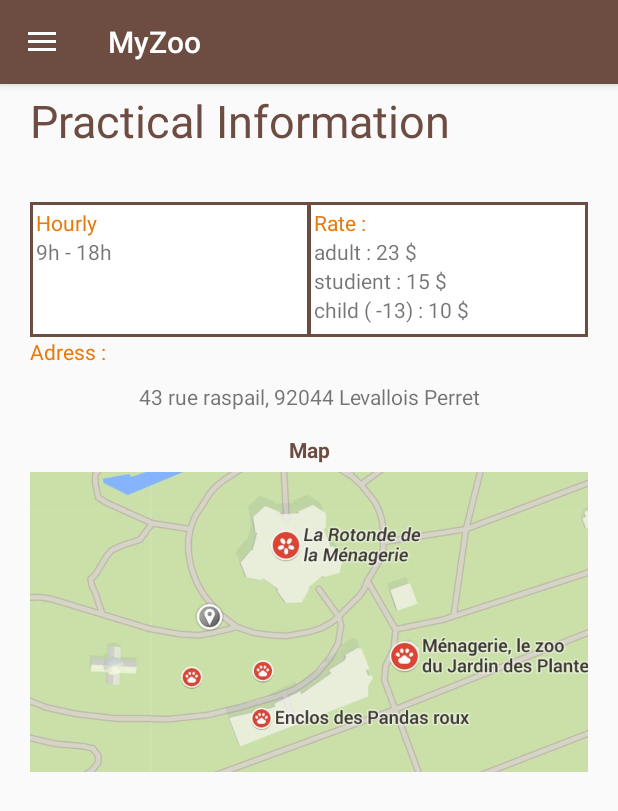
After one commit to pauline-rdc/MyZoo, an Android app: the fragment InfosFragment placed in its activity, on a phone screen of 412 x 824 dp. The commit adds this screen. Shown: the top 811 px of the screen. Run offline under Robolectric (Android 15) with nearby library versions, the phone set to English and light mode, and no system bars.

Commit message:
add practical information

```diff
--- /dev/null
+++ b/app/src/main/java/com/example/pauliner/myzoo/InfosFragment.java
@@ -0,0 +1,108 @@
+package com.example.pauliner.myzoo;
+
+import android.content.Context;
+import android.net.Uri;
+import android.os.Bundle;
+import android.support.v4.app.Fragment;
+import android.view.LayoutInflater;
+import android.view.View;
+import android.view.ViewGroup;
+
+/**
+ * A simple {@link Fragment} subclass.
+ * Activities that contain this fragment must implement the
+ * {@link InfosFragment.OnFragmentInteractionListener} interface
+ * to handle interaction events.
+ * Use the {@link InfosFragment#newInstance} factory method to
+ * create an instance of this fragment.
+ */
+public class InfosFragment extends Fragment {
+    // TODO: Rename parameter arguments, choose names that match
+    // the fragment initialization parameters, e.g. ARG_ITEM_NUMBER
+    private static final String ARG_PARAM1 = "param1";
+    private static final String ARG_PARAM2 = "param2";
+
+    // TODO: Rename and change types of parameters
+    private String mParam1;
+    private String mParam2;
+
+    private OnFragmentInteractionListener mListener;
+
+    /**
+     * Use this factory method to create a new instance of
+     * this fragment using the provided parameters.
+     *
+     * @param param1 Parameter 1.
+     * @param param2 Parameter 2.
+     * @return A new instance of fragment InfosFragment.
+     */
+    // TODO: Rename and change types and number of parameters
+    public static InfosFragment newInstance(String param1, String param2) {
+        InfosFragment fragment = new InfosFragment();
+        Bundle args = new Bundle();
+        args.putString(ARG_PARAM1, param1);
+        args.putString(ARG_PARAM2, param2);
+        fragment.setArguments(args);
+        return fragment;
+    }
+
+    public InfosFragment() {
+        // Required empty public constructor
+    }
+
+    @Override
+    public void onCreate(Bundle savedInstanceState) {
+        super.onCreate(savedInstanceState);
+        if (getArguments() != null) {
+            mParam1 = getArguments().getString(ARG_PARAM1);
+            mParam2 = getArguments().getString(ARG_PARAM2);
+        }
+    }
+
+    @Override
+    public View onCreateView(LayoutInflater inflater, ViewGroup container,
+                             Bundle savedInstanceState) {
+        // Inflate the layout for this fragment
+        return inflater.inflate(R.layout.fragment_infos, container, false);
+    }
+
+    // TODO: Rename method, update argument and hook method into UI event
+    public void onButtonPressed(Uri uri) {
+        if (mListener != null) {
+            mListener.onFragmentInteraction(uri);
+        }
+    }
+
+    @Override
+    public void onAttach(Context context) {
+        super.onAttach(context);
+        if (context instanceof OnFragmentInteractionListener) {
+            mListener = (OnFragmentInteractionListener) context;
+        }
+        else {
+            throw new RuntimeException(context.toString()
+                    + " must implement OnFragmentInteractionListener");
+        }
+    }
+
+    @Override
+    public void onDetach() {
+        super.onDetach();
+        mListener = null;
+    }
+
+    /**
+     * This interface must be implemented by activities that contain this
+     * fragment to allow an interaction in this fragment to be communicated
+     * to the activity and potentially other fragments contained in that
+     * activity.
+     * <p/>
+     * See the Android Training lesson <a href=
+     * "http://developer.android.com/training/basics/fragments/communicating.html"
+     * >Communicating with Other Fragments</a> for more information.
+     */
+    public interface OnFragmentInteractionListener {
+        // TODO: Update argument type and name
+        void onFragmentInteraction(Uri uri);
+    }
+}
--- a/app/src/main/java/com/example/pauliner/myzoo/MainActivity.java
+++ b/app/src/main/java/com/example/pauliner/myzoo/MainActivity.java
@@ -21,7 +21,8 @@
         ThemeFragment.OnFragmentInteractionListener,
         MapFragment.OnFragmentInteractionListener,
         ContactFragment.OnFragmentInteractionListener,
-        TAnimalFragment.OnFragmentInteractionListener {
+        TAnimalFragment.OnFragmentInteractionListener,
+        InfosFragment.OnFragmentInteractionListener {
 
     @Override
     protected void onCreate(Bundle savedInstanceState) {
@@ -135,6 +136,9 @@
         else if (id == R.id.map) {
             fragmentClass = MapFragment.class;
         }
+        else if (id == R.id.info) {
+            fragmentClass = InfosFragment.class;
+        }
 
         try {
             fragment = (Fragment) fragmentClass.newInstance();
--- /dev/null
+++ b/app/src/main/res/layout/fragment_infos.xml
@@ -0,0 +1,132 @@
+<FrameLayout xmlns:android="http://schemas.android.com/apk/res/android"
+             xmlns:tools="http://schemas.android.com/tools"
+             android:layout_width="match_parent"
+             android:layout_height="match_parent"
+             tools:context="com.example.pauliner.myzoo.InfosFragment">
+
+    <LinearLayout
+        android:layout_width="match_parent"
+        android:layout_height="match_parent"
+        android:layout_marginLeft="20dp"
+        android:layout_marginRight="20dp"
+        android:layout_marginTop="60dp"
+        android:orientation="vertical"
+        android:weightSum="1">
+
+        <TextView
+            android:id="@+id/title_info"
+            android:layout_width="match_parent"
+            android:layout_height="wrap_content"
+            android:layout_weight="0.10"
+            android:enabled="false"
+            android:text="@string/info"
+            android:textColor="?attr/colorPrimary"
+            android:textSize="30dp"/>
+
+        <LinearLayout
+            android:layout_width="match_parent"
+            android:layout_height="90dp"
+            android:background="?attr/colorPrimary"
+            android:orientation="horizontal"
+            android:padding="2dp">
+
+            <LinearLayout
+                android:layout_width="match_parent"
+                android:layout_height="match_parent"
+                android:layout_marginRight="1dp"
+                android:layout_weight="1"
+                android:background="#FFFFFF"
+                android:orientation="vertical"
+                android:padding="2dp">
+
+                <TextView
+                    android:id="@+id/horraire"
+                    android:layout_width="wrap_content"
+                    android:layout_height="wrap_content"
+                    android:text="@string/horraire"
+                    android:textColor="?attr/colorAccent"/>
+
+                <TextView
+                    android:id="@+id/info_horraire"
+                    android:layout_width="wrap_content"
+                    android:layout_height="wrap_content"
+                    android:text="@string/info_horraire"/>
+            </LinearLayout>
+
+            <LinearLayout
+                android:layout_width="match_parent"
+                android:layout_height="match_parent"
+                android:layout_marginLeft="1dp"
+                android:layout_weight="1"
+                android:background="#FFFFFF"
+                android:orientation="vertical"
+                android:padding="2dp">
+
+                <TextView
+                    android:id="@+id/tarif"
+                    android:layout_width="wrap_content"
+                    android:layout_height="wrap_content"
+                    android:text="@string/tarif"
+                    android:textColor="?attr/colorAccent"/>
+
+                <TextView
+                    android:id="@+id/tarif_adult"
+                    android:layout_width="wrap_content"
+                    android:layout_height="wrap_content"
+                    android:text="@string/info_tarif_adult"/>
+
+                <TextView
+                    android:id="@+id/tarif_student"
+                    android:layout_width="wrap_content"
+                    android:layout_height="wrap_content"
+                    android:text="@string/info_tarif_student"/>
+
+                <TextView
+                    android:id="@+id/tarif_child"
+                    android:layout_width="wrap_content"
+                    android:layout_height="wrap_content"
+                    android:text="@string/info_tarif_child"/>
+            </LinearLayout>
+
+        </LinearLayout>
+
+        <TextView
+            android:id="@+id/adress"
+            android:layout_width="match_parent"
+            android:layout_height="20dp"
+            android:text="@string/adress"
+            android:textColor="?attr/colorAccent"/>
+
+        <TextView
+            android:id="@+id/info_adress"
+            android:layout_width="match_parent"
+            android:layout_height="40dp"
+            android:gravity="center"
+            android:text="@string/info_adress"/>
+
+        <LinearLayout
+            android:layout_width="match_parent"
+            android:layout_height="wrap_content"
+            android:orientation="horizontal">
+
+            <TextView
+                android:id="@+id/map"
+                android:layout_width="match_parent"
+                android:layout_height="30dp"
+                android:layout_weight="0.2"
+                android:gravity="center"
+                android:text="@string/map"
+                android:textColor="?attr/colorPrimary"
+                android:textStyle="bold"/>
+        </LinearLayout>
+
+        <ImageView
+            android:id="@+id/imageView"
+            android:layout_width="match_parent"
+            android:layout_height="200dp"
+            android:scaleType="centerCrop"
+            android:src="@drawable/map"/>
+
+    </LinearLayout>
+
+</FrameLayout>
--- a/app/src/main/res/values/strings.xml
+++ b/app/src/main/res/values/strings.xml
@@ -36,5 +36,17 @@
     <string name="object">Object of your message</string>
     <string name="message">Your message</string>
 
+    <!-- Info -->
+    <string name="adress">Adress :</string>
+    <string name="horraire">Hourly</string>
+    <string name="tarif">Rate :</string>
+    <string name="info_adress">
+        43 rue raspail, 92044 Levallois Perret
+    </string>
+
+    <string name="info_tarif_adult">adult : 23 $</string>
+    <string name="info_tarif_student">studient : 15 $</string>
+    <string name="info_tarif_child">child ( -13) : 10 $</string>
+    <string name="info_horraire"> 9h - 18h</string>
 
 </resources>
```
Also changed, not shown: app/src/main/res/drawable/map.jpg (added), 1 other file.
